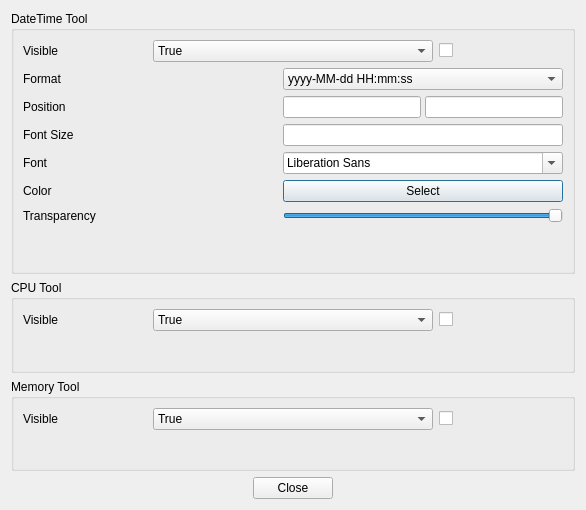
dependon/fantascene-dynamic-wallpaper, file src/othertools/othersetdialog.ui: the form before one commit.
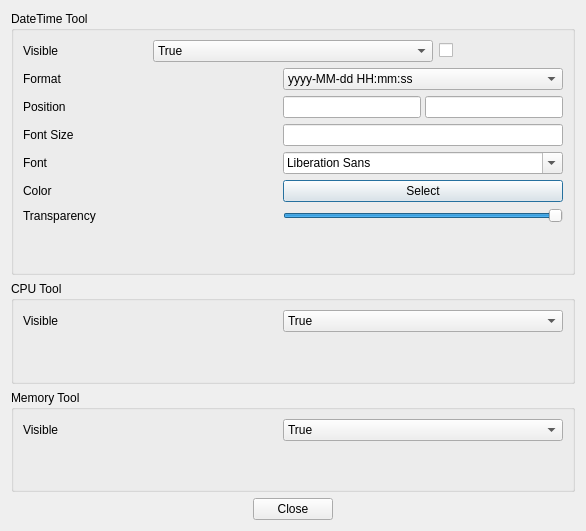
The form after the commit.

Diff of the .ui file:
```diff
--- a/src/othertools/othersetdialog.ui
+++ b/src/othertools/othersetdialog.ui
@@ -7,7 +7,7 @@
     <x>0</x>
     <y>0</y>
     <width>586</width>
-    <height>510</height>
+    <height>531</height>
    </rect>
   </property>
   <property name="windowTitle">
@@ -345,6 +345,9 @@
             <height>16777215</height>
            </size>
           </property>
+          <property name="currentText">
+           <string>False</string>
+          </property>
           <item>
            <property name="text">
             <string>True</string>
@@ -357,13 +360,6 @@
           </item>
          </widget>
         </item>
-        <item>
-         <widget class="QCheckBox" name="checkBoxShow_2">
-          <property name="text">
-           <string/>
-          </property>
-         </widget>
-        </item>
        </layout>
       </item>
       <item>
@@ -411,6 +407,9 @@
             <height>16777215</height>
            </size>
           </property>
+          <property name="currentText">
+           <string>False</string>
+          </property>
           <item>
            <property name="text">
             <string>True</string>
@@ -423,13 +422,6 @@
           </item>
          </widget>
         </item>
-        <item>
-         <widget class="QCheckBox" name="checkBoxShow_3">
-          <property name="text">
-           <string/>
-          </property>
-         </widget>
-        </item>
        </layout>
       </item>
       <item>
```
Left out of the diff: 3 changed lines with no effect on the pictures.
